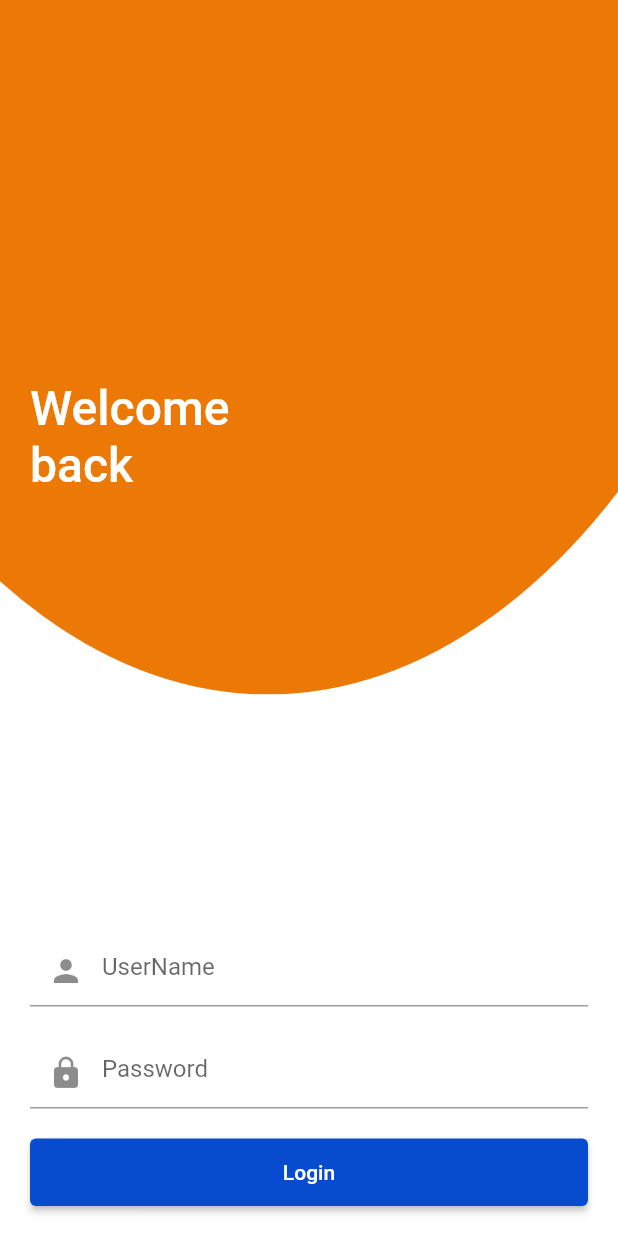
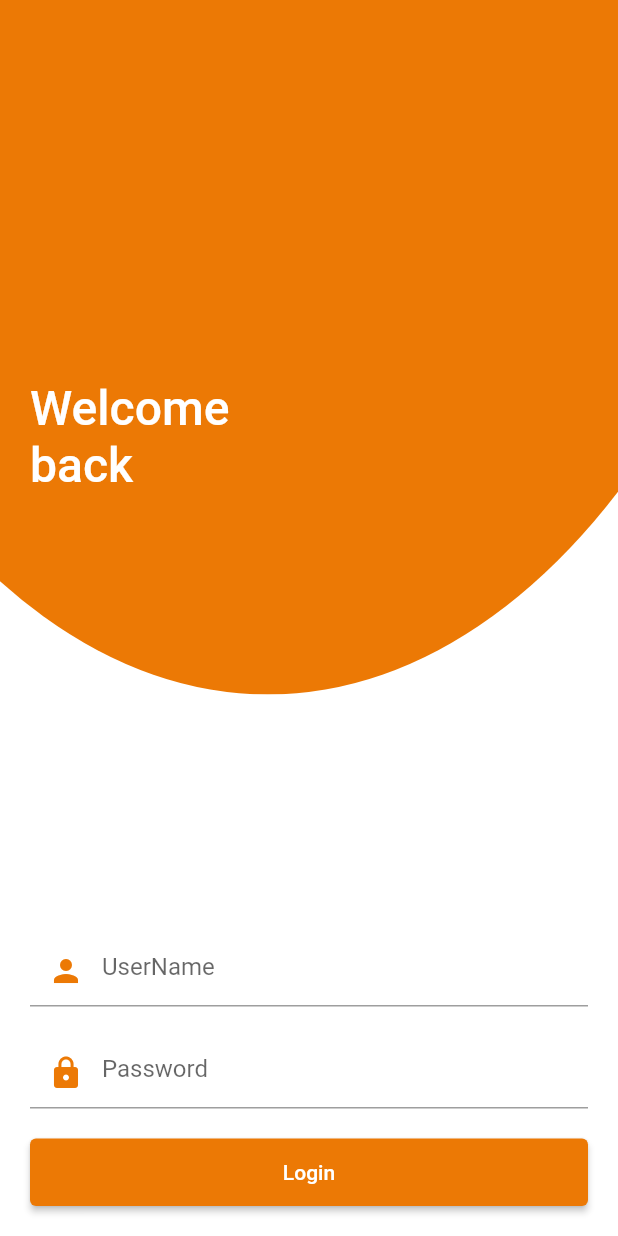
Before and after one commit to Abhu2002/neoPOS, a Flutter app: the screen it shows after launch, on a phone screen of 412 x 824 dp. Run offline on Flutter 3.47's test engine with Material 2 defaults, Android fonts, the phone set to English and light mode, and no system bars; our stand-ins replace cloud_firestore, equatable, firebase_auth, firebase_core, flutter_bloc, flutter_svg; accounts and stored records are empty.

```diff
--- a/lib/screens/login/login_page.dart
+++ b/lib/screens/login/login_page.dart
@@ -59,7 +59,7 @@ class _LoginPage extends State<LoginPage> {
                           return TextField(
                             key: const Key("userIDInput"),
                             decoration: InputDecoration(
-                                prefixIcon: const Icon(Icons.person),
+                                prefixIcon: const Icon(Icons.person,color: AppColors.primaryColor),
                                 suffixIcon: state.user_id.isUserIdValid
                                     ? const Icon(Icons.done)
                                     : null,
@@ -86,7 +86,7 @@ class _LoginPage extends State<LoginPage> {
                                 suffixIcon: state.password.isPasswordValid
                                     ? const Icon(Icons.done)
                                     : null,
-                                prefixIcon: const Icon(Icons.lock),
+                                prefixIcon: const Icon(Icons.lock,color: AppColors.primaryColor),
                                 hintText: "Password",
                                 errorText:
                                     !state.password.isPasswordValid&&state.verifyData
--- a/lib/utils/action_button.dart
+++ b/lib/utils/action_button.dart
@@ -14,7 +14,7 @@ class ActionButton extends StatelessWidget{
     return SizedBox(
       height: 45,
       width: double.infinity,
-      child: ElevatedButton(
+      child: ElevatedButton(style: ElevatedButton.styleFrom(backgroundColor: AppColors.primaryColor),
           onPressed: onPress,
           child: state == LoginButtonState.progress
               ? const CircularProgressIndicator(
```
